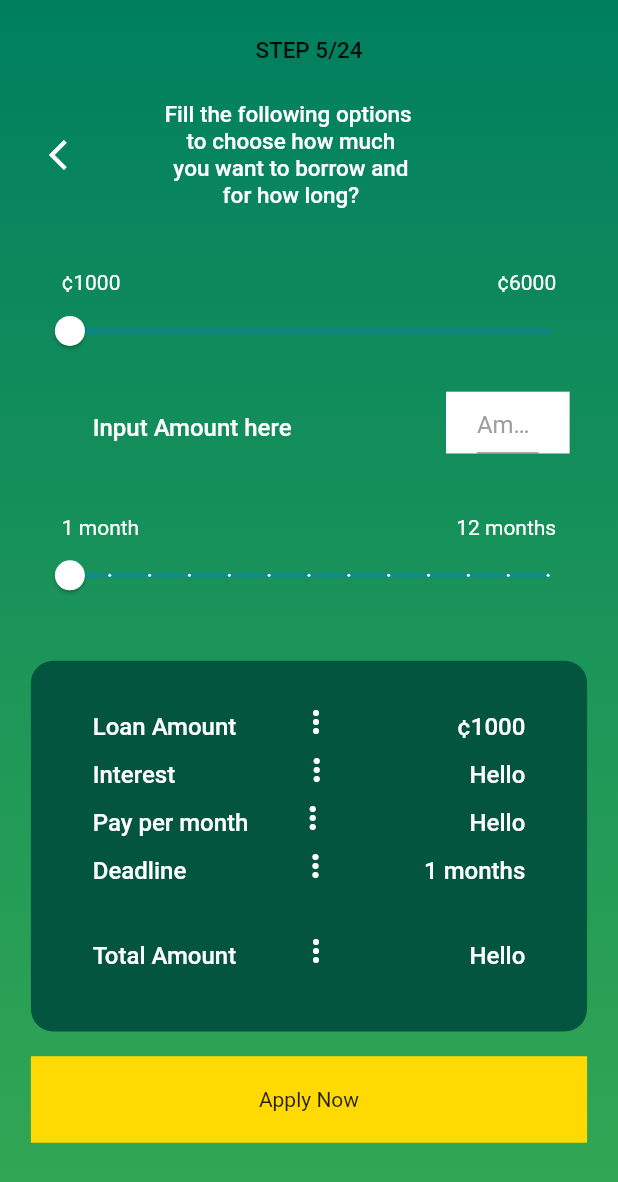
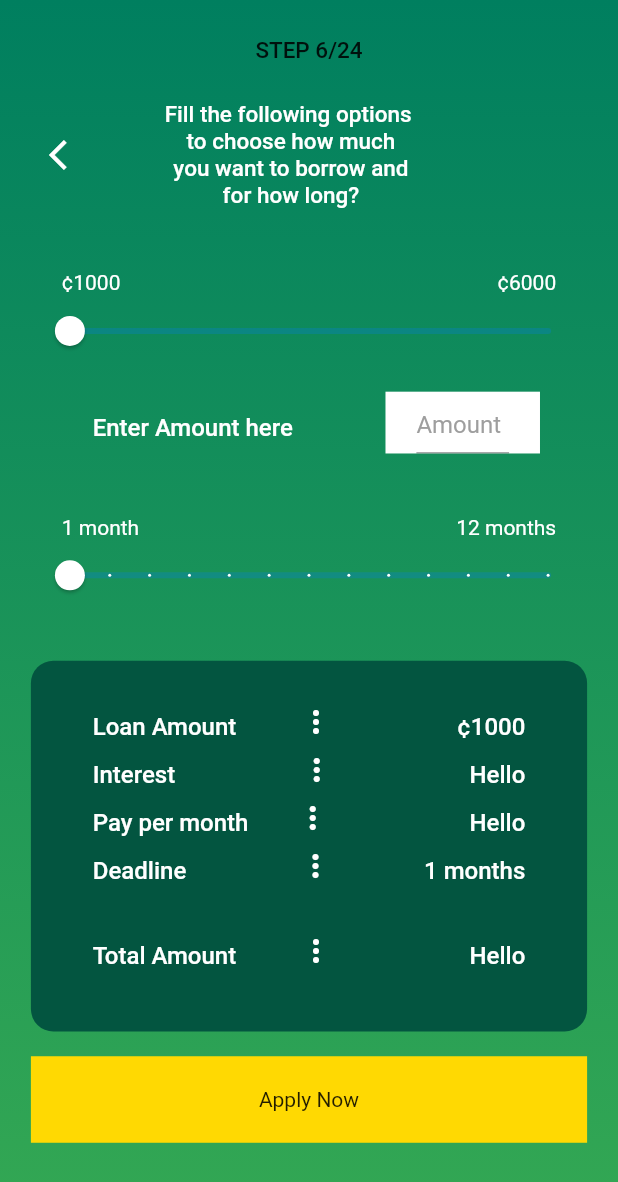
Before and after one commit to Darius253/green_life, a Flutter app: the RegistrationPage screen opened directly, swiped to page 5, on a phone screen of 412 x 824 dp. Shown: the top 1182 px of the screen. Run offline on Flutter 3.47's test engine with Material 2 defaults, Android fonts, the light colour scheme and no system bars; our stand-ins replace carousel_slider, get, smooth_page_indicator.

Commit message:
🆕✏ Made Changes

```diff
--- a/lib/screens/sign_up/registration/widgets/loan_summary.dart
+++ b/lib/screens/sign_up/registration/widgets/loan_summary.dart
@@ -79,7 +79,7 @@ class _AmountSummaryState extends State<AmountSummary> {
             child: Column(
               children: [
                 Text(
-                  'STEP ${widget.pageIndex + 5}/24',
+                  'STEP ${widget.pageIndex + 6}/24',
                   style: const TextStyle(
                       fontWeight: FontWeight.w500, fontSize: 15),
                 ),
@@ -142,7 +142,7 @@ class _AmountSummaryState extends State<AmountSummary> {
                       width: width * 0.1,
                     ),
                     const Text(
-                      'Input Amount here',
+                      'Enter Amount here',
                       style: TextStyle(
                           fontSize: 16,
                           height: 2,
@@ -150,23 +150,25 @@ class _AmountSummaryState extends State<AmountSummary> {
                           fontWeight: FontWeight.w500),
                     ),
                     SizedBox(
-                      width: width * 0.25,
+                      width: width * 0.15,
                     ),
                     Container(
                       padding: EdgeInsets.symmetric(horizontal: width * 0.05),
                       decoration: const BoxDecoration(
                         color: Colors.white,
                       ),
-                      width: width * 0.2,
+                      width: width * 0.25,
                       height: height * 0.05,
                       child: TextFormField(
                         controller: controller,
                         keyboardType: const TextInputType.numberWithOptions(),
-                        onChanged: (String value) {
-                          setState(() {
-                            amount = value;
-                            // firstSliderValue = ;
-                          });
+                        onChanged: (value) {
+                          if (double.parse(value) > 999 &&
+                              double.parse(value) < 6001) {
+                            setState(() {
+                              firstSliderValue = double.parse(value);
+                            });
+                          }
                         },
                         decoration: const InputDecoration(
                             hintText: 'Amount',
@@ -251,7 +253,11 @@ class _AmountSummaryState extends State<AmountSummary> {
                   height: height * 0.02,
                 ),
                 InkWell(
-                  onTap: widget.onTap,
+                  onTap: firstSliderValue > 999 && firstSliderValue < 6001
+                      ? widget.onTap
+                      : () {
+                          print('error');
+                        },
                   child: Container(
                       width: width,
                       height: height * 0.07,
```
